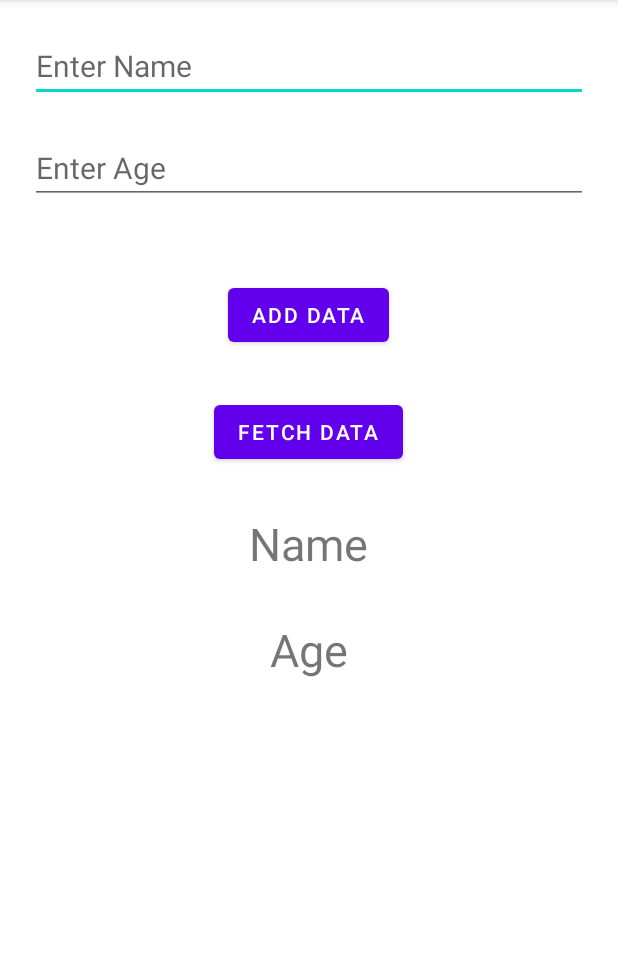
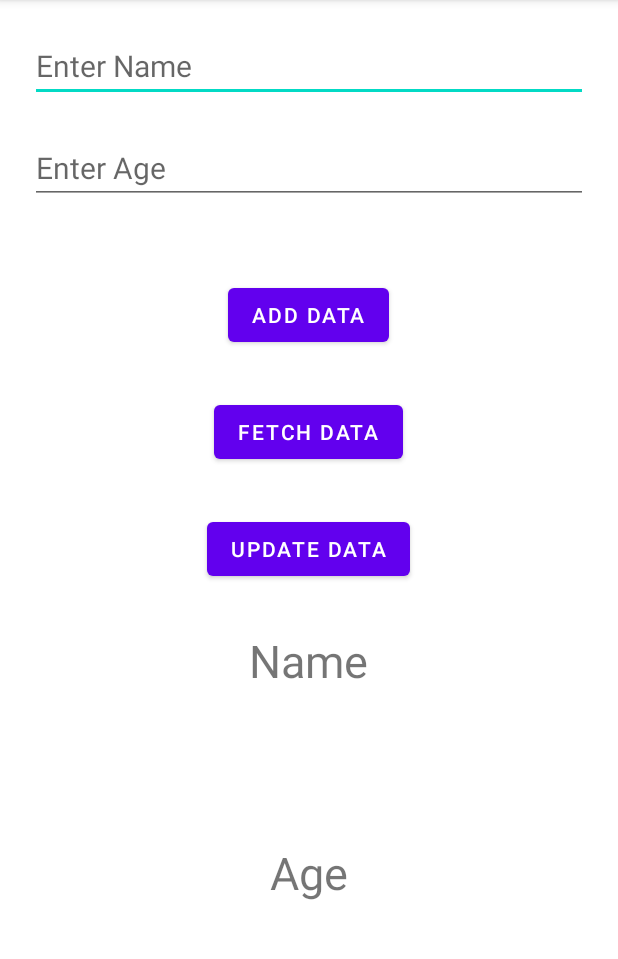
Before and after one commit to saksham0302/AndroidAppDevelopment226, an Android app: the screen it shows after launch (SQLiteDatabaseExample), after a tap on "FETCH DATA", on a phone screen of 412 x 824 dp, the part 84-1043 px from its top. Run offline under Robolectric (Android 15) with nearby library versions, the light colour scheme and no system bars; 2 statements that could not run were skipped.

Commit message:
Add, Fetch and Updata in SQLite

```diff
--- a/app/src/main/java/com/example/cse226_notes/unit_4/SQLiteDatabaseExample.kt
+++ b/app/src/main/java/com/example/cse226_notes/unit_4/SQLiteDatabaseExample.kt
@@ -1,5 +1,6 @@
 package com.example.cse226_notes.unit_4
 
+import android.annotation.SuppressLint
 import androidx.appcompat.app.AppCompatActivity
 import android.os.Bundle
 import android.widget.Button
@@ -12,23 +13,26 @@ class SQLiteDatabaseExample : AppCompatActivity() {
 
     private lateinit var name: EditText
     private lateinit var age: EditText
-    private lateinit var addName: Button
-    private lateinit var addAge: Button
+    private lateinit var submitData: Button
+    private lateinit var retrieveData: Button
+    private lateinit var updateData: Button
     private lateinit var getName: TextView
     private lateinit var getAge: TextView
 
+    @SuppressLint("Range")
     override fun onCreate(savedInstanceState: Bundle?) {
         super.onCreate(savedInstanceState)
         setContentView(R.layout.activity_sqlite_database_example)
 
         name = findViewById(R.id.EtName)
         age = findViewById(R.id.EtAge)
-        addName = findViewById(R.id.submitName)
-        addAge = findViewById(R.id.submitAge)
+        submitData = findViewById(R.id.submitData)
+        retrieveData = findViewById(R.id.retrieveData)
+        updateData = findViewById(R.id.updateData)
         getName = findViewById(R.id.displayName)
         getAge = findViewById(R.id.displayAge)
 
-        addName.setOnClickListener {
+        submitData.setOnClickListener {
 
             val db = SQLiteDatabaseHelper(this, null)
 
@@ -42,9 +46,61 @@ class SQLiteDatabaseExample : AppCompatActivity() {
             age.text.clear()
         }
 
-        addAge.setOnClickListener {
+        retrieveData.setOnClickListener {
 
+            val db = SQLiteDatabaseHelper(this, null)
 
+            // below is the variable for cursor
+            // we have called method to get
+            // all names from our database
+            // and add to name text view
+            val cursor = db.getData()
+            getName.text = "Name\n\n"
+            getAge.text = "Age\n\n"
+
+            // moving the cursor to first position and
+            // appending value in the text view
+            cursor!!.moveToFirst()
+            getName.append(
+                cursor.getString(cursor.getColumnIndex(SQLiteDatabaseHelper.NAME_COL))
+                        + "\n"
+            )
+            getAge.append(
+                cursor.getString(cursor.getColumnIndex(SQLiteDatabaseHelper.AGE_COL))
+                        + "\n"
+            )
+
+            // moving our cursor to next
+            // position and appending values
+            while (cursor.moveToNext()) {
+                getName.append(
+                    cursor.getString(
+                        cursor.getColumnIndex
+                            (SQLiteDatabaseHelper.NAME_COL)
+                    ) + "\n"
+                )
+                getAge.append(
+                    cursor.getString
+                        (cursor.getColumnIndex(SQLiteDatabaseHelper.AGE_COL)) + "\n"
+                )
+            }
+
+            // at last we close our cursor
+            cursor.close()
+        }
+
+        updateData.setOnClickListener {
+
+            val db = SQLiteDatabaseHelper(this, null)
+
+            val dataName = name.text.toString()
+            val dataAge = age.text.toString()
+
+            db.updateData(dataName, dataAge)
+            Toast.makeText(this, "$dataName updated to database", Toast.LENGTH_SHORT).show()
+
+            name.text.clear()
+            age.text.clear()
         }
     }
 }
--- a/app/src/main/java/com/example/cse226_notes/unit_4/SQLiteDatabaseHelper.kt
+++ b/app/src/main/java/com/example/cse226_notes/unit_4/SQLiteDatabaseHelper.kt
@@ -26,10 +26,10 @@ class SQLiteDatabaseHelper(context: Context, factory: SQLiteDatabase.CursorFacto
         private const val ID_COL = "id"
 
         //column name
-        private const val NAME_COL = "name"
+        const val NAME_COL = "name"
 
         //column age
-        private const val AGE_COL = "age"
+        const val AGE_COL = "age"
     }
 
     override fun onCreate(db: SQLiteDatabase) {
@@ -69,11 +69,20 @@ class SQLiteDatabaseHelper(context: Context, factory: SQLiteDatabase.CursorFacto
         db.close()
     }
 
+    fun updateData(name: String, age: String) {
+
+        val db = this.writableDatabase
+        db.execSQL("UPDATE $TABLE_NAME SET $AGE_COL = '$age' WHERE $NAME_COL = '$name'")
+
+        //closing the database
+        db.close()
+    }
+
     fun getData(): Cursor? {
 
         val db = this.readableDatabase
 
         //returning a cursor to read data from the database
-        return db.rawQuery("SELECT * FROM $TABLE_NAME", null)
+        return db.rawQuery("SELECT * FROM $TABLE_NAME WHERE $AGE_COL > 50", null)
     }
 }
--- a/app/src/main/res/layout/activity_sqlite_database_example.xml
+++ b/app/src/main/res/layout/activity_sqlite_database_example.xml
@@ -28,7 +28,7 @@
         android:hint="Enter Age" />
 
     <Button
-        android:id="@+id/submitName"
+        android:id="@+id/submitData"
         android:layout_gravity="center"
         android:layout_margin="30dp"
         android:layout_width="wrap_content"
@@ -37,12 +37,21 @@
         android:text="Add Data" />
 
     <Button
-        android:id="@+id/submitAge"
+        android:id="@+id/retrieveData"
+        android:layout_gravity="center"
+        android:layout_marginBottom="30dp"
+        android:layout_width="wrap_content"
+        android:layout_height="wrap_content"
+        android:layout_marginHorizontal="30dp"
+        android:text="Fetch Data" />
+
+    <Button
+        android:id="@+id/updateData"
         android:layout_gravity="center"
         android:layout_width="wrap_content"
         android:layout_height="wrap_content"
         android:layout_marginHorizontal="30dp"
-        android:text="Fetch Data" />
+        android:text="Update Data" />
 
 
     <TextView
```
